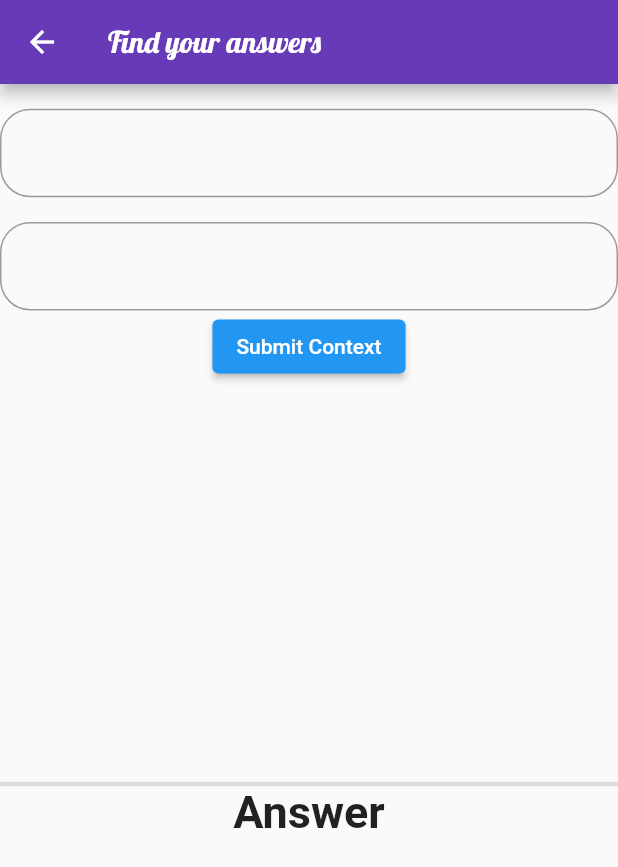
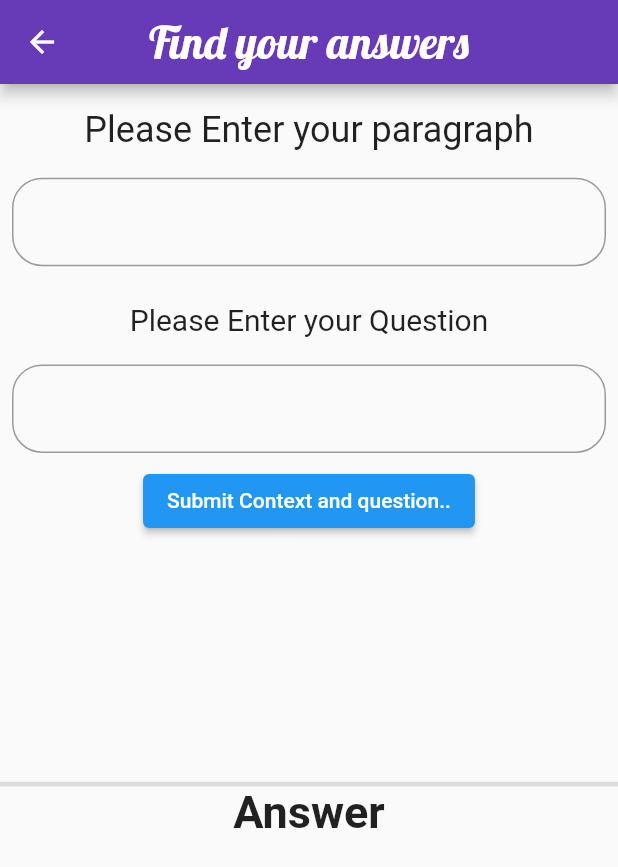
Before and after one commit to amanverma685/Elasticsearch-app, a Flutter app: the IndexAndAsk screen opened directly, on a phone screen of 412 x 824 dp. Shown: the top 867 px of the screen. Run offline on Flutter 3.47's test engine with Material 2 defaults, Android fonts, the phone set to English and light mode, and no system bars; our stand-ins replace animated_text_kit, file_picker, flutter_tts, modal_progress_hud, pdf; missing offline and left inert: flutter_full_pdf_viewer.

Commit message:
Index_and_Ask.dart file added

```diff
--- a/lib/Screens/Index_and_Ask.dart
+++ b/lib/Screens/Index_and_Ask.dart
@@ -27,8 +27,9 @@ class _IndexAndAskState extends State<IndexAndAsk> {
       appBar: AppBar(
         title: Text(
           "Find your answers",
-          style: TextStyle(fontFamily: 'Lobster', fontSize: 20),
+          style: TextStyle(fontFamily: 'Lobster', fontSize: 30),
         ),
+        centerTitle: true,
         backgroundColor: Colors.deepPurple,
       ),
       body: Container(
@@ -39,10 +40,21 @@ class _IndexAndAskState extends State<IndexAndAsk> {
             ),
             Expanded(
               flex: 6,
+              child: SingleChildScrollView(
+                child: Container(
                   child: Form(
                     child: Column(
                       children: <Widget>[
-                    TextFormField(
+                        Text(
+                          "Please Enter your paragraph",
+                          style: TextStyle(fontSize: 24),
+                        ),
+                        SizedBox(
+                          height: 10,
+                        ),
+                        Padding(
+                          padding: const EdgeInsets.all(8.0),
+                          child: TextFormField(
                             key: _formFieldKey,
                             decoration: InputDecoration(
                               border: OutlineInputBorder(
@@ -60,10 +72,20 @@ class _IndexAndAskState extends State<IndexAndAsk> {
                               return null;
                             },
                           ),
+                        ),
                         SizedBox(
                           height: MediaQuery.of(context).size.height * 0.02,
                         ),
-                    TextFormField(
+                        Text(
+                          "Please Enter your Question",
+                          style: TextStyle(fontSize: 20),
+                        ),
+                        SizedBox(
+                          height: 10,
+                        ),
+                        Padding(
+                          padding: const EdgeInsets.all(8.0),
+                          child: TextFormField(
                             decoration: InputDecoration(
                               border: OutlineInputBorder(
                                 borderRadius: BorderRadius.circular(20),
@@ -80,6 +102,7 @@ class _IndexAndAskState extends State<IndexAndAsk> {
                               return null;
                             },
                           ),
+                        ),
                         ElevatedButton(
                           onPressed: () async {
                             if (_formFieldKey.currentState.validate()) {
@@ -89,7 +112,8 @@ class _IndexAndAskState extends State<IndexAndAsk> {
                                   backgroundColor: Colors.deepPurple,
                                   content: Text(
                                       'Getting your answers... Please Wait...'));
-                          ScaffoldMessenger.of(context).showSnackBar(snackBar);
+                              ScaffoldMessenger.of(context)
+                                  .showSnackBar(snackBar);
                               progressHUD = true;
                               setState(() {});
 
@@ -99,9 +123,11 @@ class _IndexAndAskState extends State<IndexAndAsk> {
                             progressHUD = false;
                             setState(() {});
                           },
-                      child: Text('Submit Context'),
+                          child: Text('Submit Context and question..'),
                         ),
                       ],
+                    ),
+                  ),
                 ),
               ),
             ),
@@ -111,6 +137,8 @@ class _IndexAndAskState extends State<IndexAndAsk> {
             ),
             Expanded(
               flex: 4,
+              child: ModalProgressHUD(
+                inAsyncCall: progressHUD,
                 child: SingleChildScrollView(
                   child: Container(
                     child: Column(
@@ -125,15 +153,13 @@ class _IndexAndAskState extends State<IndexAndAsk> {
                         ),
                         Padding(
                           padding: const EdgeInsets.all(15.0),
-                        child: ModalProgressHUD(
-                          inAsyncCall: progressHUD,
                           child: Text(
                             answerText,
                             style: TextStyle(fontSize: 20),
                           ),
                         ),
+                      ],
                     ),
-                    ],
                   ),
                 ),
               ),
```
Lines whose indentation alone changed are shown as unchanged.
